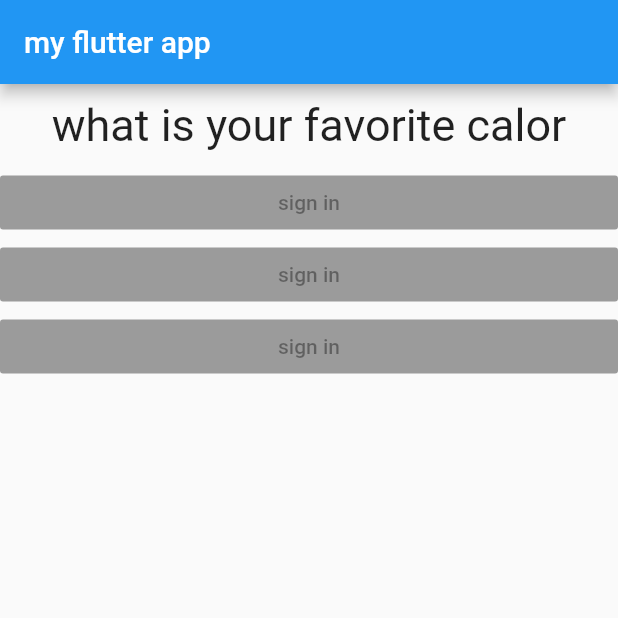
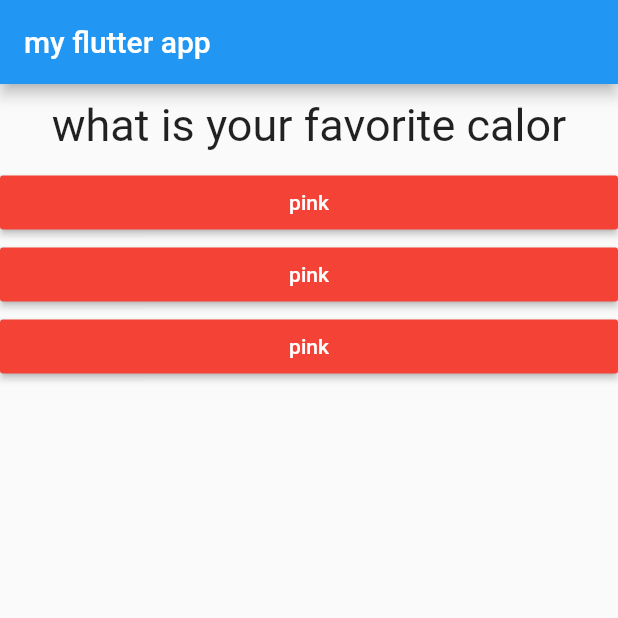
Before and after one commit to AMELkhdfjd/first-Flutter-App, a Flutter app: the screen it shows after launch, on a phone screen of 412 x 824 dp, the top half of it. Run offline on Flutter 3.47's test engine with Material 2 defaults, Android fonts, the phone set to English and light mode, and no system bars.

Commit message:
error fixed

```diff
--- a/lib/answer.dart
+++ b/lib/answer.dart
@@ -1,19 +1,29 @@
-// ignore_for_file: sized_box_for_whitespace, prefer_const_constructors, deprecated_member_use
+
+// ignore_for_file: prefer_const_constructors, deprecated_member_use
 
 import 'package:flutter/material.dart';
 
 class Answer extends StatelessWidget {
-  const Answer({ Key? key }) : super(key: key);
+  final VoidCallback selecthandler;
+  const Answer (this.selecthandler);
+
+
+
 
   @override
   Widget build(BuildContext context) {
     return  Container(
       width: double.infinity,
 
+
       child : RaisedButton(
-        color : Colors.blue,
-        child: Text( "sign in"),
-        onPressed:null,
+
+        child: Text( "pink"),
+         textColor: Colors.white,
+        color : Colors.red,
+
+        onPressed: selecthandler,
+
         ),
 
         );
--- a/lib/main.dart
+++ b/lib/main.dart
@@ -19,7 +19,8 @@ class  MyApp extends StatefulWidget {
 class _MyAppState extends State<MyApp>{
 
   var _questionindex = 0;
-     void _answer (){
+
+     void _answerQuestion (){
        setState(() {
             _questionindex ++;
        });
@@ -30,8 +31,10 @@ class _MyAppState extends State<MyApp>{
   @override
   Widget  build( BuildContext  context){
     var questions = [
-      "what is your favorite calor",
-      "what is your favorite animal",
+    "what is your favorite calor",
+     "what is your favorite animal",
+
+
     ];
 
     return  MaterialApp(
@@ -45,12 +48,11 @@ class _MyAppState extends State<MyApp>{
             children :  <Widget>[
 
               Question(
-                questions[_questionindex],
+                questions[_questionindex] ,
               ),
-            Answer(),
-            Answer(),
-            Answer(),
-
+              Answer(_answerQuestion),
+              Answer(_answerQuestion),
+              Answer(_answerQuestion),
 
 
             ]
```
